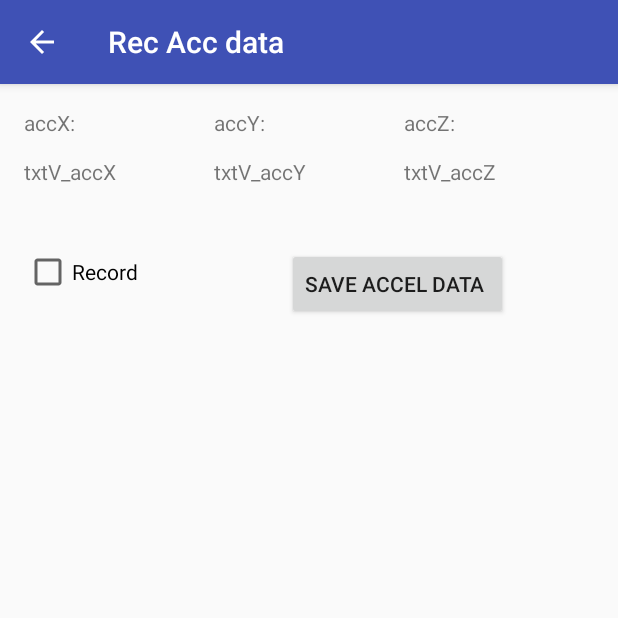
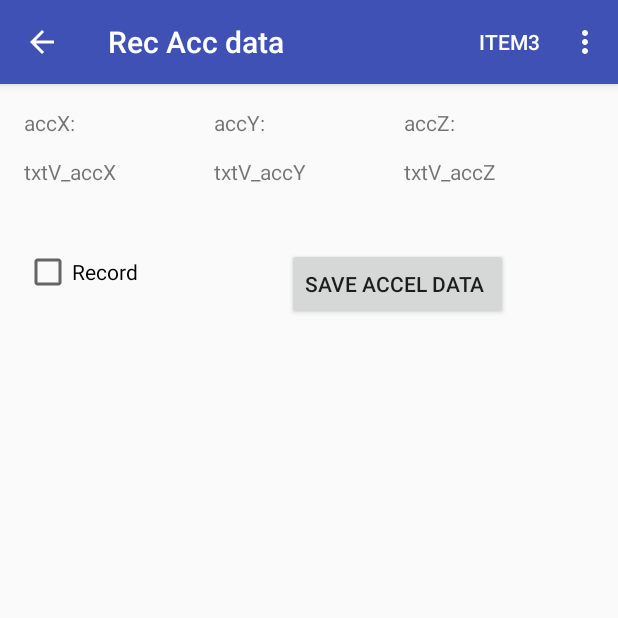
Before and after one commit to fredvol/Oso, an Android app: the Rec_Acc_data screen opened directly, with no data from a screen before it, on a phone screen of 412 x 824 dp, the top half of it. Run offline under Robolectric (Android 15) with nearby library versions, the light colour scheme and no system bars.

Commit message:
sample menu

```diff
--- /dev/null
+++ b/app/src/main/res/menu/rec_acc_data.xml
@@ -0,0 +1,15 @@
+<?xml version="1.0" encoding="utf-8"?>
+<menu xmlns:android="http://schemas.android.com/apk/res/android"
+    xmlns:app="http://schemas.android.com/apk/res-auto">
+
+    <item android:id="@+id/rec_acc_data_1"
+        android:title="item1"
+        app:showAsAction="never"/>
+    <item android:id="@+id/rec_acc_data_2"
+        android:title="item2"
+        app:showAsAction="never"/>
+    <item android:id="@+id/rec_acc_data_3"
+        android:title="item3"
+        app:showAsAction="always"/>
+
+</menu>
```
Also changed, not shown: app/src/main/java/fr/kriket/oso/view/activity/Rec_Acc_data.java (+25 -5 lines), 2 other files.
